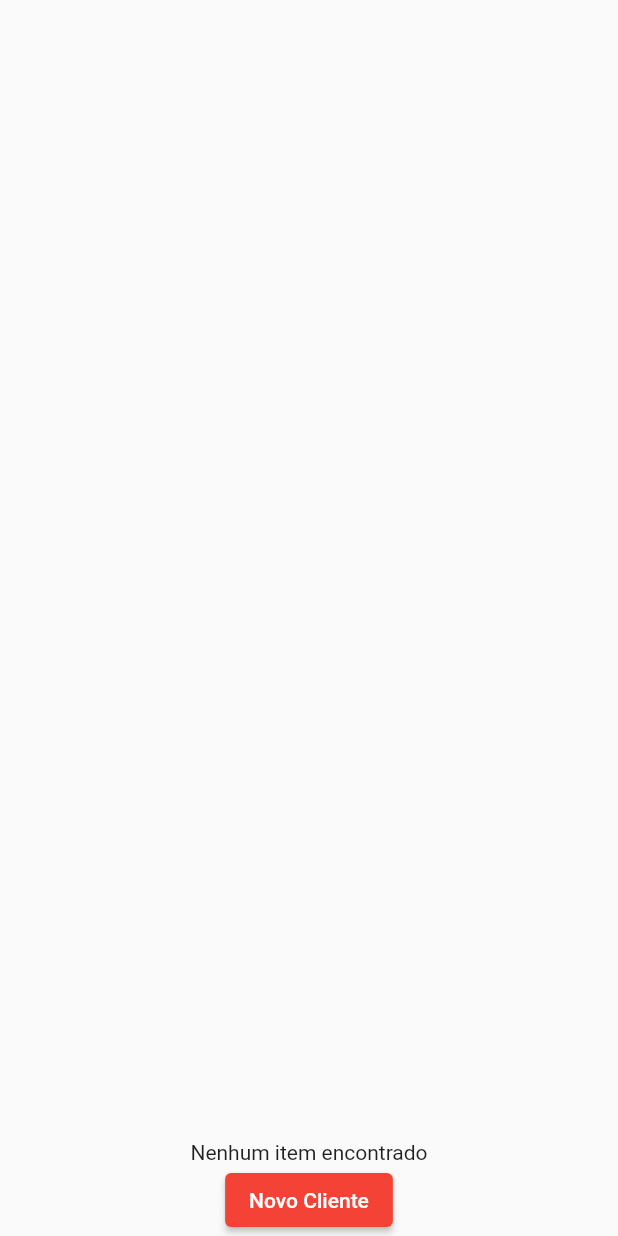
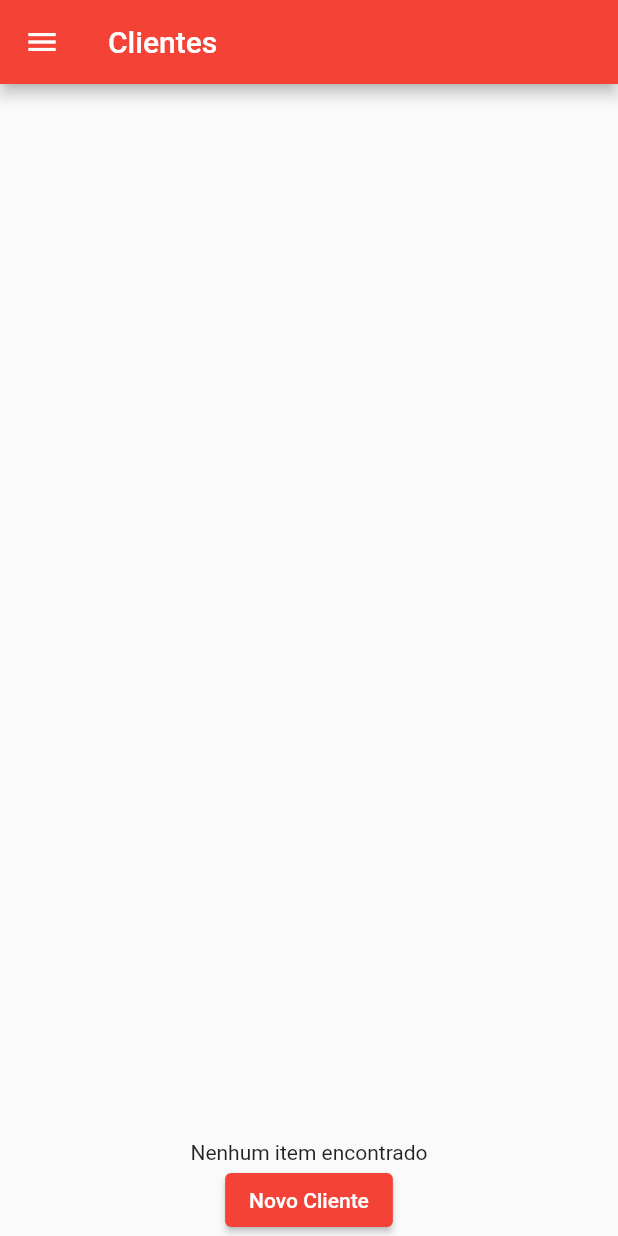
Before and after one commit to JonatasSOliveira/deprecated-chefpartner-flutter, a Flutter app: the DefaultListComponent widget shown alone on an empty page, opened directly, on a phone screen of 412 x 824 dp. Run offline on Flutter 3.47's test engine with Material 2 defaults, Android fonts, the phone set to English and light mode, and no system bars.

Commit message:
Update default list component

```diff
--- a/lib/src/components/default_list_component.dart
+++ b/lib/src/components/default_list_component.dart
@@ -1,11 +1,14 @@
+import 'package:chefpatner_mobile/src/components/drawer_container.dart';
 import 'package:flutter/material.dart';
 
 class DefaultListComponent extends StatelessWidget {
+  final String title;
   final String buttonText;
   final String formRouteName;
 
   const DefaultListComponent({
     Key? key,
+    required this.title,
     required this.buttonText,
     required this.formRouteName,
   }) : super(key: key);
@@ -16,8 +19,9 @@ class DefaultListComponent extends StatelessWidget {
 
   @override
   Widget build(BuildContext context) {
-    return Scaffold(
-        body: Center(
+    return DrawerContainer(
+        title: title,
+        child: Center(
             child: Column(mainAxisAlignment: MainAxisAlignment.end, children: [
           const Text('Nenhum item encontrado'),
           ElevatedButton(
```
Also changed, not shown: lib/src/pages/cutomers.dart (+3 -4 lines), lib/src/pages/orders.dart (+3 -4 lines), lib/src/pages/payment_methods.dart (+3 -5 lines), lib/src/pages/products.dart (+3 -4 lines). Lines whose indentation alone changed are shown as unchanged.
